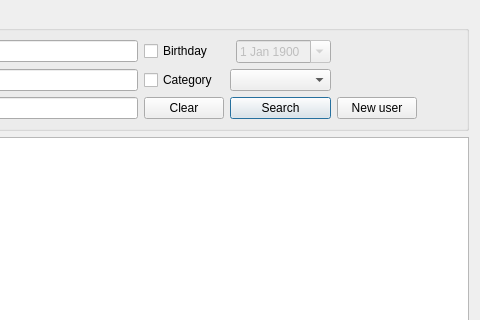
Before: the Qt Designer form searchform.ui in Savelyev-Aleksey/citizen, drawn with Qt 5; both pictures show x 623 to 1103 and y 0 to 320 of the 1103 by 725 pixel window.
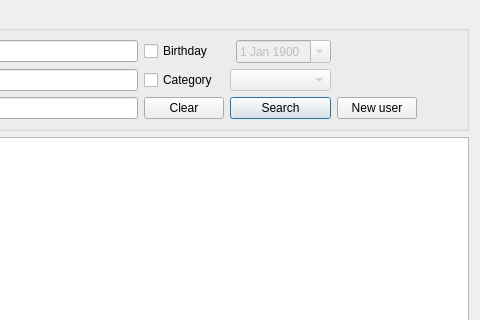
After: the same form once the commit is applied.

Patch:
```diff
--- a/searchform.ui
+++ b/searchform.ui
@@ -142,7 +142,7 @@
       <item row="1" column="3" colspan="2">
        <widget class="QComboBox" name="statusCombo">
         <property name="enabled">
-         <bool>true</bool>
+         <bool>false</bool>
         </property>
        </widget>
       </item>
```
Left out of the diff: 10 changed lines with no effect on the pictures.
